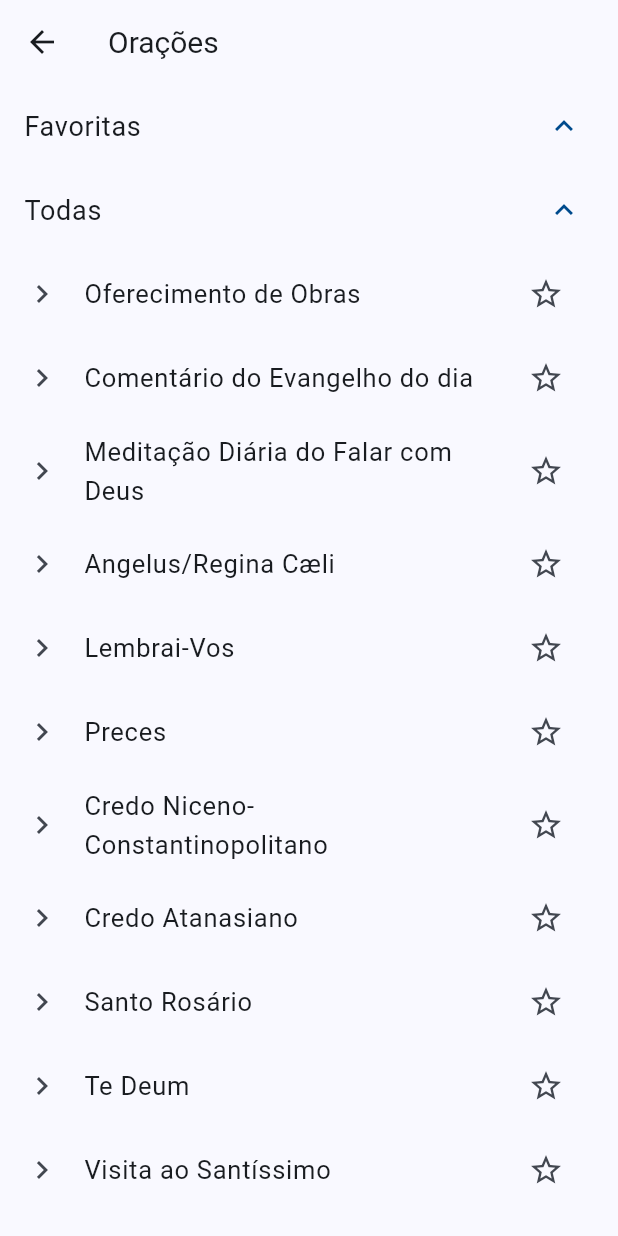
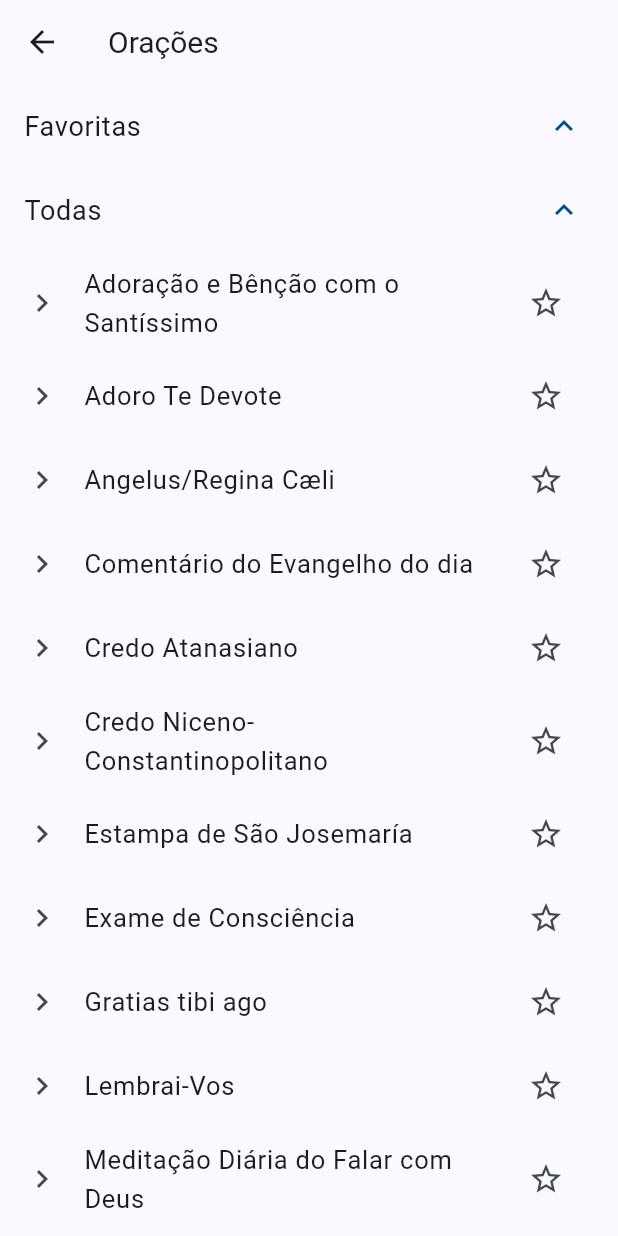
Before and after one commit to Bilhao/Coram-Deo, a Flutter app: the OracoesPage screen opened by its route, after a tap on "Todas", on a phone screen of 412 x 824 dp. Run offline on Flutter 3.47's test engine with Material 3 defaults, Android fonts, the phone set to English and light mode, and no system bars; drawn by our look-alikes of dynamic_color; our stand-ins replace cloud_firestore, file_picker, firebase_auth, firebase_core, flutter_carousel_widget, flutter_local_notifications and 8 more; missing offline and left inert: flex_color_picker, local_auth_android; accounts and stored records are empty.

Commit message:
Ordena orações em ordem alfabética

```diff
--- a/lib/app/oracoes/page.dart
+++ b/lib/app/oracoes/page.dart
@@ -11,25 +11,50 @@ class OracoesPage extends StatefulWidget {
 
 class _OracoesPageState extends State<OracoesPage> {
   final Map<String, String> routeToName = {
+    "adoracao-e-bencao-com-o-santissimo": "Adoração e Bênção com o Santíssimo",
+    "adoro-te-devote": "Adoro Te Devote",
+    "angelus-regina-caeli": "Angelus/Regina Cæli",
+    "comentario-do-evangelho-do-dia": "Comentário do Evangelho do dia",
+    "credo-atanasiano": "Credo Atanasiano",
+    "credo": "Credo Niceno-Constantinopolitano",
+    "estampa-josemaria": "Estampa de São Josemaría",
+    "exame-de-consciencia-oracao": "Exame de Consciência",
+    "gratias-tibi-ago": "Gratias tibi ago",
+    "lembrai-vos": "Lembrai-Vos",
+    "falar-com-deus": "Meditação Diária do Falar com Deus",
     "oferecimento-de-obras": "Oferecimento de Obras",
-    "comentario-do-evangelho-do-dia": "Comentário do Evangelho do dia",
-    "falar-com-deus": "Meditação Diária do Falar com Deus",
-    "angelus-regina-caeli": "Angelus/Regina Cæli",
-    "lembrai-vos": "Lembrai-Vos",
     "preces": "Preces",
-    "credo": "Credo Niceno-Constantinopolitano",
-    "credo-atanasiano": "Credo Atanasiano",
+    "responso": "Responso",
+    "salmo-2": "Salmo 2",
     "santo-rosario": "Santo Rosário",
     "te-deum": "Te Deum",
     "visita-ao-santissimo": "Visita ao Santíssimo",
-    "adoro-te-devote": "Adoro Te Devote",
-    "salmo-2": "Salmo 2",
-    "exame-de-consciencia-oracao": "Exame de Consciência",
-    "estampa-josemaria": "Estampa de São Josemaría",
-    "gratias-tibi-ago": "Gratias tibi ago",
-    "adoracao-e-bencao-com-o-santissimo": "Adoração e Bênção com o Santíssimo",
-    "responso": "Responso",
   };
+
+  static String _normalize(String text) {
+    return text
+        .toLowerCase()
+        .replaceAll(RegExp(r'[áàâãä]'), 'a')
+        .replaceAll(RegExp(r'[éèêë]'), 'e')
+        .replaceAll(RegExp(r'[íìîï]'), 'i')
+        .replaceAll(RegExp(r'[óòôõö]'), 'o')
+        .replaceAll(RegExp(r'[úùûü]'), 'u')
+        .replaceAll(RegExp(r'[ç]'), 'c');
+  }
+
+  List<String> get _sortedRoutes {
+    final list = routeToName.keys.toList();
+    list.sort((a, b) =>
+        _normalize(routeToName[a]!).compareTo(_normalize(routeToName[b]!)));
+    return list;
+  }
+
+  List<String> _sortedFavoritas(List<String> favoritas) {
+    final list = favoritas.where((r) => routeToName.containsKey(r)).toList();
+    list.sort((a, b) =>
+        _normalize(routeToName[a]!).compareTo(_normalize(routeToName[b]!)));
+    return list;
+  }
 
   Widget itembuild(String title, String route) {
     return Consumer<OracoesProvider>(
@@ -61,6 +86,7 @@ class _OracoesPageState extends State<OracoesPage> {
               children: [
                 Consumer<OracoesProvider>(
                   builder: (context, provider, child) {
+                    final favoritas = _sortedFavoritas(provider.favoritas);
                     return ExpansionTile(
                       title: Text(
                         "Favoritas",
@@ -69,7 +95,7 @@ class _OracoesPageState extends State<OracoesPage> {
                       initiallyExpanded: true,
                       shape: const Border(),
                       children: [
-                        for (String route in provider.favoritas)
+                        for (String route in favoritas)
                           itembuild(routeToName[route]!, route),
                       ],
                     );
@@ -80,7 +106,7 @@ class _OracoesPageState extends State<OracoesPage> {
                   initiallyExpanded: false,
                   shape: const Border(),
                   children: [
-                    for (String route in routeToName.keys)
+                    for (String route in _sortedRoutes)
                       itembuild(routeToName[route]!, route),
                   ],
                 ),
--- a/pubspec.yaml
+++ b/pubspec.yaml
@@ -16,7 +16,7 @@ publish_to: 'none' # Remove this line if you wish to publish to pub.dev
 # https://developer.apple.com/library/archive/documentation/General/Reference/InfoPlistKeyReference/Articles/CoreFoundationKeys.html
 # In Windows, build-name is used as the major, minor, and patch parts
 # of the product and file versions while build-number is used as the build suffix.
-version: 1.0.5+32
+version: 1.0.5+33
 
 homepage: https://github.com/Bilhao/Coram-Deo
 repository: https://github.com/Bilhao/Coram-Deo
```
Also changed, not shown: lib/app/search/provider.dart (+13 -13 lines), 1 other file.
